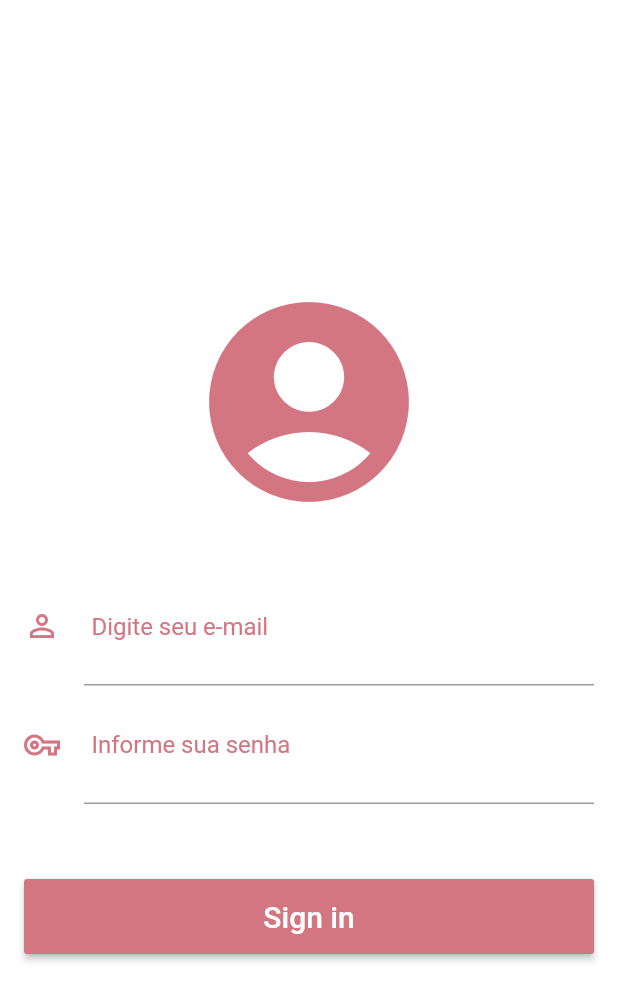
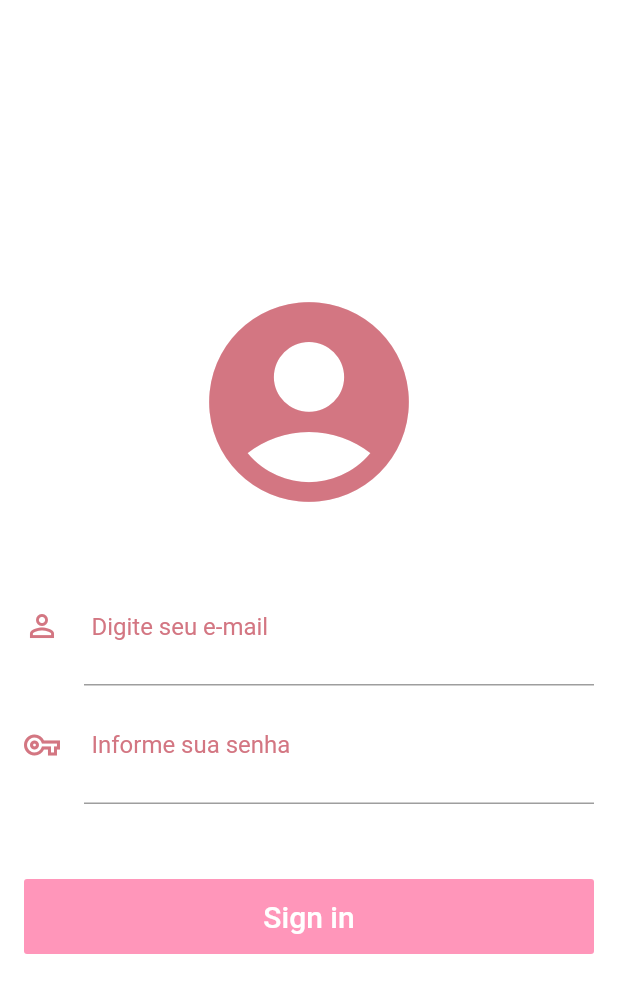
Before and after one commit to ClodoaldoRibeiro/gerenciadorloja_app, a Flutter app: the screen it shows after launch, on a phone screen of 412 x 824 dp. Shown: the top 1001 px of the screen. Run offline on Flutter 3.47's test engine with Material 2 defaults, Android fonts, the phone set to English and light mode, and no system bars; our stand-ins replace rxdart; missing offline and left inert: bloc_pattern; Roboto replaces fonts that are missing (Montserrat).

Commit message:
Adicionando as validações de signin

```diff
--- a/lib/blocs/signin_bloc.dart
+++ b/lib/blocs/signin_bloc.dart
@@ -12,6 +12,13 @@ class SigninBLoC extends BlocBase with SigninValidators {
   Stream<String> get outPassword =>
       _passwordController.stream.transform(validatePassword);
 
+  Function(String) get changeEmail => _emailController.sink.add;
+
+  Function(String) get changePassword => _passwordController.sink.add;
+
+  Stream<bool> get outSubmitValid =>
+      Observable.combineLatest2(outEmail, outPassword, (a, b) => true);
+
   @override
   void dispose() {
     _emailController.close();
--- a/lib/screens/signin_screen.dart
+++ b/lib/screens/signin_screen.dart
@@ -1,4 +1,5 @@
 import 'package:flutter/material.dart';
+import 'package:gerenciadorloja_app/blocs/signin_bloc.dart';
 import 'package:gerenciadorloja_app/settings/constants.dart';
 import 'package:gerenciadorloja_app/widgets/input_field.dart';
 
@@ -8,6 +9,8 @@ class SigninScreen extends StatefulWidget {
 }
 
 class _SigninScreenState extends State<SigninScreen> {
+  final _signinBLoC = SigninBLoC();
+
   @override
   Widget build(BuildContext context) {
     return Scaffold(
@@ -32,26 +35,37 @@ class _SigninScreenState extends State<SigninScreen> {
                   InputField(
                     hint: "Digite seu e-mail",
                     icon: Icons.person_outline,
-                      obscure: false),
+                    obscure: false,
+                    stream: _signinBLoC.outEmail,
+                    onChanged: _signinBLoC.changeEmail,
+                  ),
                   InputField(
                     hint: "Informe sua senha",
                     icon: Icons.vpn_key_outlined,
-                      obscure: true),
+                    obscure: true,
+                    stream: _signinBLoC.outPassword,
+                    onChanged: _signinBLoC.changePassword,
+                  ),
                   SizedBox(
                     height: 50,
                   ),
-                  SizedBox(
+                  StreamBuilder<bool>(
+                      stream: _signinBLoC.outSubmitValid,
+                      builder: (context, snapshot) {
+                        return SizedBox(
                           height: 50,
                           child: RaisedButton(
-                      onPressed: () {},
+                            onPressed: snapshot.hasData ? () {} : null,
                             color: kPrimaryColor,
                             textColor: Colors.white,
+                            disabledColor: Colors.pinkAccent.withAlpha(140),
                             child: Text(
                               "Sign in",
                               style: TextStyle(fontSize: 20),
                             ),
                           ),
-                  )
+                        );
+                      })
                 ],
               ),
             ),
--- a/lib/widgets/input_field.dart
+++ b/lib/widgets/input_field.dart
@@ -5,13 +5,23 @@ class InputField extends StatelessWidget {
   final IconData icon;
   final String hint;
   final bool obscure;
+  final Stream<String> stream;
+  final Function(String) onChanged;
 
   InputField(
-      {@required this.icon, @required this.hint, @required this.obscure});
+      {@required this.icon,
+      @required this.hint,
+      @required this.obscure,
+      @required this.stream,
+      @required this.onChanged});
 
   @override
   Widget build(BuildContext context) {
+    return StreamBuilder<String>(
+        stream: stream,
+        builder: (context, snapshot) {
           return TextField(
+            onChanged: onChanged,
             decoration: InputDecoration(
                 icon: Icon(
                   icon,
@@ -23,9 +33,10 @@ class InputField extends StatelessWidget {
                     borderSide: BorderSide(color: Colors.pinkAccent)),
                 contentPadding:
                     EdgeInsets.only(left: 5, right: 30, bottom: 30, top: 30),
-      ),
+                errorText: snapshot.hasError ? snapshot.error : null),
             style: TextStyle(color: kPrimaryColor),
             obscureText: obscure,
           );
+        });
   }
 }
```
Lines whose indentation alone changed are shown as unchanged.
